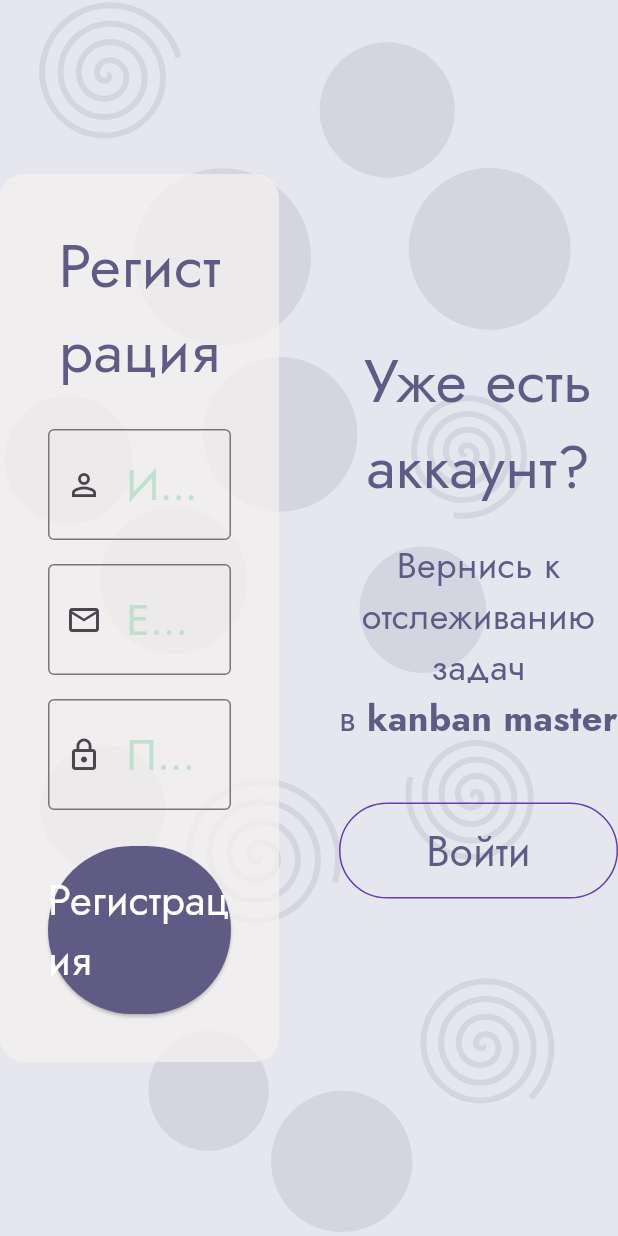
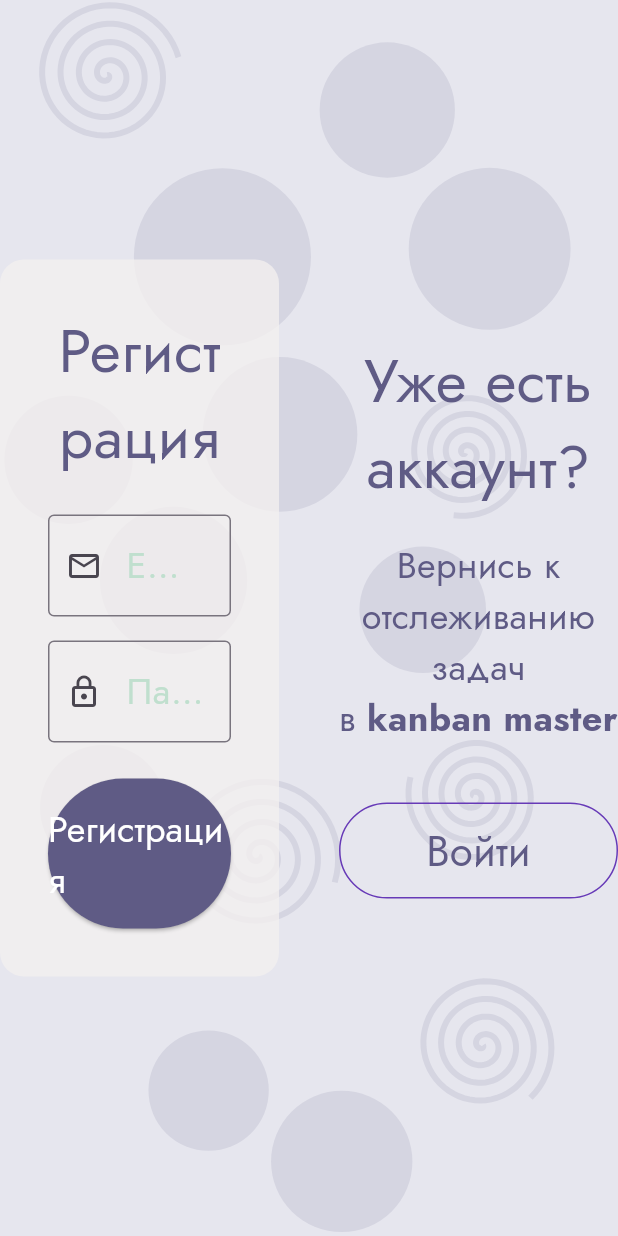
Before and after one commit to Anastasia0427/kanban_flutter, a Flutter app: the screen it shows after launch, after a tap on "Регистрация", on a phone screen of 412 x 824 dp. Run offline on Flutter 3.47's test engine with Material 3 defaults, Android fonts, the phone set to English and light mode, and no system bars; our stand-ins replace flutter_bloc, fpdart, get_it, go_router, google_fonts, supabase_flutter; accounts and stored records are empty.

Commit message:
Доделана верстка страниц входа и регистрации, сделаны валидации на ввод, сделано отображение ошибок валидации и аутентификации

```diff
--- /dev/null
+++ b/lib/core/errors/exceptions.dart
@@ -0,0 +1,3 @@
+class UserAlreadyExistsException implements Exception {}
+
+class InvalidCredentialsException implements Exception {}
--- /dev/null
+++ b/lib/core/errors/failure.dart
@@ -0,0 +1,7 @@
+class Failure {
+  final FailureType type;
+
+  Failure(this.type);
+}
+
+enum FailureType { userAlredyExists, invalidCredentials, other }
--- a/lib/core/theme/constants/app_colors.dart
+++ b/lib/core/theme/constants/app_colors.dart
@@ -1,3 +1,4 @@
+import 'package:flutter/material.dart';
 import 'package:flutter/painting.dart';
 
 class LightAppColors {
@@ -8,6 +9,7 @@ class LightAppColors {
 
   static const textFieldBackground = Color(0xffd1d1e1);
   static const textFieldHint = Color(0xffc0dfce);
+  static const textFieldError = Color(0xffD32F2F);
 
   static const primaryText = Color(0xff5f5b85);
   static const invertedPrimaryText = Color(0xffffffff);
--- a/lib/core/theme/styles/text_styles.dart
+++ b/lib/core/theme/styles/text_styles.dart
@@ -25,14 +25,24 @@ class TextStyles {
       color: LightAppColors.primaryText,
     ),
     invertedButtonLabel: TextStyle(
-      fontSize: 28,
+      fontSize: 24,
       fontWeight: FontWeight.w400,
       color: LightAppColors.invertedPrimaryText,
     ),
     textFieldHint: TextStyle(
-      fontSize: 28,
+      fontSize: 24,
       fontWeight: FontWeight.w400,
       color: LightAppColors.textFieldHint,
     ),
+    textFieldInput: TextStyle(
+      fontSize: 24,
+      fontWeight: FontWeight.w400,
+      color: LightAppColors.primaryText,
+    ),
+    textFieldError: TextStyle(
+      fontSize: 14,
+      fontWeight: FontWeight.w400,
+      color: LightAppColors.textFieldError,
+    ),
   );
 }
--- a/lib/l10n/app_localizations.dart
+++ b/lib/l10n/app_localizations.dart
@@ -189,6 +189,42 @@ abstract class AppLocalizations {
   /// In ru, this message translates to:
   /// **'Вернись к отслеживанию задач\nв '**
   String get returnToSignIn;
+
+  /// No description provided for @alreadyExists.
+  ///
+  /// In ru, this message translates to:
+  /// **'Пользователь с таким email уже существует'**
+  String get alreadyExists;
+
+  /// No description provided for @tooShortPassword.
+  ///
+  /// In ru, this message translates to:
+  /// **'Пароль должен быть не менее 8 символов'**
+  String get tooShortPassword;
+
+  /// No description provided for @invalidEmail.
+  ///
+  /// In ru, this message translates to:
+  /// **'Неверный формат email'**
+  String get invalidEmail;
+
+  /// No description provided for @emptyEmail.
+  ///
+  /// In ru, this message translates to:
+  /// **'Email не может быть пустым'**
+  String get emptyEmail;
+
+  /// No description provided for @emptyPassword.
+  ///
+  /// In ru, this message translates to:
+  /// **'Пароль не может быть пустым'**
+  String get emptyPassword;
+
+  /// No description provided for @invalidCredentials.
+  ///
+  /// In ru, this message translates to:
+  /// **'Неверный email или пароль'**
+  String get invalidCredentials;
 }
 
 class _AppLocalizationsDelegate
--- a/lib/presentation/auth/bloc/auth_event.dart
+++ b/lib/presentation/auth/bloc/auth_event.dart
@@ -6,17 +6,21 @@ sealed class AuthEvent {}
 class SignIn extends AuthEvent {
   final String email;
   final String password;
+  final BuildContext context;
 
-  SignIn({required this.email, required this.password});
+  SignIn({required this.email, required this.password, required this.context});
 }
 
 class SignUp extends AuthEvent {
   final String email;
   final String password;
+  final BuildContext context;
 
-  SignUp({required this.email, required this.password});
+  SignUp({required this.email, required this.password, required this.context});
 }
 
 class GoToSignUpPage extends AuthEvent {}
 
 class GoToSignInPage extends AuthEvent {}
+
+class InputChanged extends AuthEvent {}
--- a/lib/presentation/auth/bloc/auth_state.dart
+++ b/lib/presentation/auth/bloc/auth_state.dart
@@ -6,7 +6,17 @@ sealed class AuthState {}
 final class AuthInitial extends AuthState {}
 
 final class AuthFailure extends AuthState {
-  final Object error;
+  final FailureType type;
 
-  AuthFailure({required this.error});
+  AuthFailure({required this.type});
 }
+
+final class AuthValidationFailure extends AuthState {
+  final String? emailError;
+  final String? passwordError;
+
+  AuthValidationFailure({
+    required this.emailError,
+    required this.passwordError,
+  });
+}
--- a/lib/presentation/auth/widgets/login_form.dart
+++ b/lib/presentation/auth/widgets/login_form.dart
@@ -1,9 +1,21 @@
 import 'package:flutter/material.dart';
+import 'package:flutter/services.dart';
+import 'package:flutter_bloc/flutter_bloc.dart';
 import 'package:google_fonts/google_fonts.dart';
+import 'package:kanban_flutter/core/errors/failure.dart';
 import 'package:kanban_flutter/core/extensions/extensions.dart';
+import 'package:kanban_flutter/presentation/auth/bloc/auth_bloc.dart';
 
-class LoginForm extends StatelessWidget {
+class LoginForm extends StatefulWidget {
   const LoginForm({super.key});
+
+  @override
+  State<LoginForm> createState() => _LoginFormState();
+}
+
+class _LoginFormState extends State<LoginForm> {
+  final TextEditingController email = TextEditingController();
+  final TextEditingController password = TextEditingController();
 
   @override
   Widget build(BuildContext context) {
@@ -23,7 +35,24 @@ class LoginForm extends StatelessWidget {
             textAlign: TextAlign.center,
           ),
           const SizedBox(height: 24),
-          TextField(
+          BlocBuilder<AuthBloc, AuthState>(
+            builder: (context, state) {
+              String? emailError;
+              if (state is AuthFailure) {
+                if (state.type == FailureType.invalidCredentials) {
+                  emailError = context.l10n.invalidCredentials;
+                }
+              } else if (state is AuthValidationFailure) {
+                emailError = state.emailError;
+              }
+              return TextField(
+                onChanged: (_) {
+                  context.read<AuthBloc>().add(InputChanged());
+                },
+                style: context.text.textFieldInput,
+                inputFormatters: [
+                  FilteringTextInputFormatter.deny(RegExp(r'\s')),
+                ],
                 decoration: InputDecoration(
                   hintText: context.l10n.email,
                   hintStyle: GoogleFonts.jost(
@@ -31,10 +60,30 @@ class LoginForm extends StatelessWidget {
                   ),
                   prefixIcon: Icon(Icons.email_outlined),
                   border: OutlineInputBorder(),
+                  errorText: emailError,
+                  errorStyle: GoogleFonts.jost(
+                    textStyle: context.text.textFieldError,
                   ),
                 ),
+                controller: email,
+              );
+            },
+          ),
           const SizedBox(height: 16),
-          TextField(
+          BlocBuilder<AuthBloc, AuthState>(
+            builder: (context, state) {
+              String? passwordError;
+              if (state is AuthValidationFailure) {
+                passwordError = state.passwordError;
+              }
+              return TextField(
+                onChanged: (_) {
+                  context.read<AuthBloc>().add(InputChanged());
+                },
+                style: context.text.textFieldInput,
+                inputFormatters: [
+                  FilteringTextInputFormatter.deny(RegExp(r'\s')),
+                ],
                 obscureText: true,
                 decoration: InputDecoration(
                   hintText: context.l10n.password,
@@ -43,11 +92,26 @@ class LoginForm extends StatelessWidget {
                   ),
                   prefixIcon: Icon(Icons.lock_outline),
                   border: OutlineInputBorder(),
+                  errorText: passwordError,
+                  errorStyle: GoogleFonts.jost(
+                    textStyle: context.text.textFieldError,
                   ),
+                ),
+                controller: password,
+              );
+            },
           ),
           const SizedBox(height: 24),
           ElevatedButton(
-            onPressed: () {},
+            onPressed: () {
+              context.read<AuthBloc>().add(
+                SignIn(
+                  email: email.text,
+                  password: password.text,
+                  context: context,
+                ),
+              );
+            },
             style: ElevatedButton.styleFrom(
               backgroundColor: context.color.buttonPrimaryBackground,
               padding: const EdgeInsets.symmetric(vertical: 16),
--- a/lib/presentation/auth/widgets/registration_form.dart
+++ b/lib/presentation/auth/widgets/registration_form.dart
@@ -1,9 +1,21 @@
 import 'package:flutter/material.dart';
+import 'package:flutter/services.dart';
+import 'package:flutter_bloc/flutter_bloc.dart';
 import 'package:google_fonts/google_fonts.dart';
+import 'package:kanban_flutter/core/errors/failure.dart';
 import 'package:kanban_flutter/core/extensions/extensions.dart';
+import 'package:kanban_flutter/presentation/auth/bloc/auth_bloc.dart';
 
-class RegistrationForm extends StatelessWidget {
+class RegistrationForm extends StatefulWidget {
   const RegistrationForm({super.key});
+
+  @override
+  State<RegistrationForm> createState() => _RegistrationFormState();
+}
+
+class _RegistrationFormState extends State<RegistrationForm> {
+  final TextEditingController email = TextEditingController();
+  final TextEditingController password = TextEditingController();
 
   @override
   Widget build(BuildContext context) {
@@ -23,18 +35,24 @@ class RegistrationForm extends StatelessWidget {
             textAlign: TextAlign.center,
           ),
           const SizedBox(height: 24),
-          TextField(
-            decoration: InputDecoration(
-              hintText: context.l10n.userNameHint,
-              hintStyle: GoogleFonts.jost(
-                textStyle: context.text.textFieldHint,
-              ),
-              prefixIcon: Icon(Icons.person_outline),
-              border: OutlineInputBorder(),
-            ),
-          ),
-          const SizedBox(height: 16),
-          TextField(
+          BlocBuilder<AuthBloc, AuthState>(
+            builder: (context, state) {
+              String? emailError;
+              if (state is AuthFailure) {
+                if (state.type == FailureType.userAlredyExists) {
+                  emailError = context.l10n.alreadyExists;
+                }
+              } else if (state is AuthValidationFailure) {
+                emailError = state.emailError;
+              }
+              return TextField(
+                onChanged: (_) {
+                  context.read<AuthBloc>().add(InputChanged());
+                },
+                style: context.text.textFieldInput,
+                inputFormatters: [
+                  FilteringTextInputFormatter.deny(RegExp(r'\s')),
+                ],
                 decoration: InputDecoration(
                   hintText: context.l10n.email,
                   hintStyle: GoogleFonts.jost(
@@ -42,10 +60,30 @@ class RegistrationForm extends StatelessWidget {
                   ),
                   prefixIcon: Icon(Icons.email_outlined),
                   border: OutlineInputBorder(),
+                  errorText: emailError,
+                  errorStyle: GoogleFonts.jost(
+                    textStyle: context.text.textFieldError,
                   ),
                 ),
+                controller: email,
+              );
+            },
+          ),
           const SizedBox(height: 16),
-          TextField(
+          BlocBuilder<AuthBloc, AuthState>(
+            builder: (context, state) {
+              String? passwordError;
+              if (state is AuthValidationFailure) {
+                passwordError = state.passwordError;
+              }
+              return TextField(
+                onChanged: (_) {
+                  context.read<AuthBloc>().add(InputChanged());
+                },
+                style: context.text.textFieldInput,
+                inputFormatters: [
+                  FilteringTextInputFormatter.deny(RegExp(r'\s')),
+                ],
                 obscureText: true,
                 decoration: InputDecoration(
                   hintText: context.l10n.password,
@@ -54,11 +92,26 @@ class RegistrationForm extends StatelessWidget {
                   ),
                   prefixIcon: Icon(Icons.lock_outline),
                   border: OutlineInputBorder(),
+                  errorText: passwordError,
+                  errorStyle: GoogleFonts.jost(
+                    textStyle: context.text.textFieldError,
                   ),
+                ),
+                controller: password,
+              );
+            },
           ),
           const SizedBox(height: 24),
           ElevatedButton(
-            onPressed: () {},
+            onPressed: () {
+              context.read<AuthBloc>().add(
+                SignUp(
+                  email: email.text,
+                  password: password.text,
+                  context: context,
+                ),
+              );
+            },
             style: ElevatedButton.styleFrom(
               backgroundColor: context.color.buttonPrimaryBackground,
               padding: const EdgeInsets.symmetric(vertical: 16),
--- a/lib/service_locator.dart
+++ b/lib/service_locator.dart
@@ -1,6 +1,7 @@
 import 'package:get_it/get_it.dart';
 import 'package:kanban_flutter/core/constants/secret_constants.dart';
 import 'package:kanban_flutter/logic/data_sources/remote/auth_data_source.dart';
+import 'package:kanban_flutter/logic/repositories/auth_repository.dart';
 import 'package:kanban_flutter/presentation/auth/bloc/auth_bloc.dart';
 import 'package:supabase_flutter/supabase_flutter.dart';
 
@@ -13,8 +14,11 @@ Future<void> setupServiceLocator() async {
   );
 
   serviceLocator.registerFactory(() => AuthDataSource());
+  serviceLocator.registerFactory(
+    () => AuthRepository(authDataSource: serviceLocator()),
+  );
 
   serviceLocator.registerLazySingleton<AuthBloc>(
-    () => AuthBloc(authDataSource: serviceLocator()),
+    () => AuthBloc(authRepository: serviceLocator()),
   );
 }
--- a/pubspec.yaml
+++ b/pubspec.yaml
@@ -12,6 +12,7 @@ dependencies:
   flutter_bloc: ^9.1.1
   flutter_localizations:
     sdk: flutter
+  fpdart: ^1.1.1
   get_it: ^8.0.3
   go_router: ^15.2.0
   google_fonts: ^6.2.1
```
Also changed, not shown: lib/core/theme/style_extensions/text_style_extension.dart (+10 -0 lines), lib/core/utils/utils.dart (added, +11 -0 lines), lib/l10n/app_localizations_ru.dart (+18 -0 lines), lib/l10n/app_ru.arb (+7 -1 lines), lib/logic/data_sources/remote/auth_data_source.dart (+29 -5 lines), lib/logic/repositories/auth_repository.dart (added, +42 -0 lines), lib/presentation/auth/bloc/auth_bloc.dart (+77 -17 lines), pubspec.lock. Lines whose indentation alone changed are shown as unchanged.
